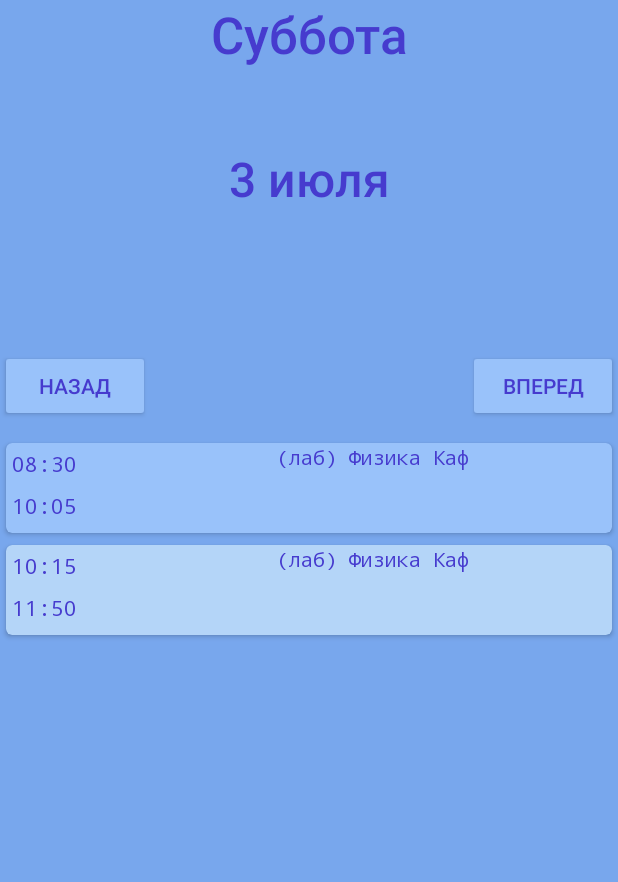
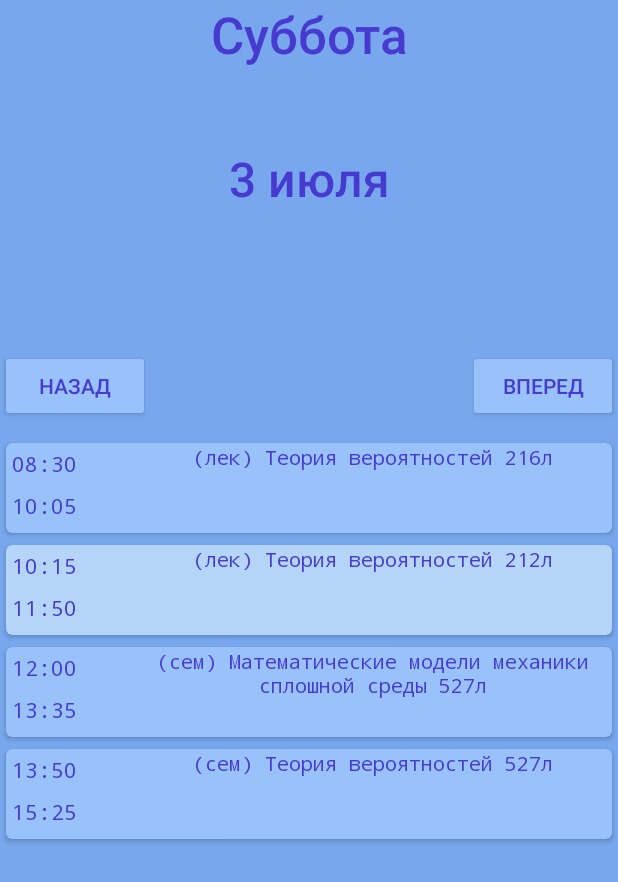
Before and after one commit to avelycure/MyTimetable, an Android app: the screen it shows after launch (MainActivity), on a phone screen of 412 x 824 dp. Shown: the top 882 px of the screen. Run offline under Robolectric (Android 15) with nearby library versions, the phone set to English and light mode, and no system bars.

Commit message:
Added new folders

```diff
--- a/app/src/main/java/com/bignerdranch/android/mytimetable/TimeTableFragment.java
+++ b/app/src/main/java/com/bignerdranch/android/mytimetable/TimeTableFragment.java
@@ -9,6 +9,8 @@ import androidx.recyclerview.widget.RecyclerView;
 import android.view.LayoutInflater;
 import android.view.View;
 import android.view.ViewGroup;
+
+import com.bignerdranch.android.mytimetable.util.AdapterForCards;
 
 
 public class TimeTableFragment extends Fragment {
--- a/app/src/main/java/com/bignerdranch/android/mytimetable/Timetable.java
+++ b/app/src/main/java/com/bignerdranch/android/mytimetable/Timetable.java
@@ -5,24 +5,21 @@ public class Timetable {
     public static String[] days = {"Понедельник","Вторник","Среда","Четверг","Пятница","Суббота","Воскресенье"};
     public static String[] months = {"января","февраля","марта","апреля","мая","июня","июля","августа","сентября","октября","ноября","декабря"};
     public static String[][] lessonsZn = {
-            {" ","(лек) Теория управления 216л","(сем) Физика 524л","(сем) Теория управления 525л","Французский язык Каф"},
-            {"(лек) Физика 216л","(лек) Методы оптимизации и вариационное исчисление 216л"," ","(лаб) Методы вычислений Каф"},
+            {" "," ", " ","(сем) Элективный курс по физической культуре и спорту Каф","(лек) Уравнения математической физики 544л","(лек) Уравнения математической физики 544л"},
+            {" "," ","(лек) Математические модели механики сплошной среды 216л", "(лек) Философия 544л"},
             {"ВК","ВК","ВК","ВК"},
-            {" "," ", "(сем) Элективный курс по физической культуре и спорту Каф","(сем) Русский язык и культура речи 525л",
-            "(лек) Теория вероятностей 216л","(сем) Теория вероятностей 1030л"},
-            {"(сем) Методы вычислений 527л", "(лек) Методы вычислений 216л","(сем) Методы оптимизации и вариационное исчисление 1032л",
-            "Элективный курс по физической культуре и спорту Каф"},
-            {"(лаб) Физика Каф", "(лаб) Физика Каф"},
+            {" "," ", " "," ","(сем) Уравнения математической физики 527л","(сем) Философия 527л"},
+            {"(сем) Методы вычислений 525л", "(лек) Методы вычислений 544л","(лаб) Методы вычислений Каф","(сем) Элективный курс по физической культуре и спорту Каф"},
+            {"(лек) Теория вероятностей 216л", "(лек) Теория вероятностей 212л", "(сем) Математические модели механики сплошной среды 527л", "(сем) Теория вероятностей 527л"},
             {}};
 
     public static String[][] lessonsCh = {
-            {"(лек) Русский язык и культура речи 1108л","(лек) Теория управления 216л","(лаб) Методы оптимизации и вариационное исчисление Каф",
-            "(сем) Теория управления 525л","Французский язык Каф"},
-            {"(лек) Физика 216л","(лек) Методы оптимизации и вариационное исчисление 216л"," ","(лаб) Методы вычислений Каф"},
+            {" "," "," ","Элективный курс по физической культуре и спорту Каф","(сем) Уравнения математической физики 1032л", "(лек) Уравнения математической физики 544л"},
+            {" "," ","(лек) Математические модели механики сплошной среды 216л", "(лек) Математические модели механики сплошной среды 544л"},
             {"ВК","ВК","ВК","ВК"},
-            {" "," ","(сем) Элективный курс по физической культуре и спорту Каф"," ","(лек) Теория вероятностей 216л","(сем) Теория вероятностей 1030л"},
-            {"(сем) Методы вычислений 527л", "(лек) Методы вычислений 216л","(сем) Методы оптимизации и вариационное исчисление 1032л","(сем) Элективный курс по физической культуре и спорту Каф"},
-            {},
+            {" "," ", " "," ","(сем) Уравнения математической физики 527л","(сем) Философия 527л"},
+            {"(сем) Методы вычислений 525л", "(лек) Методы вычислений 544л","(лаб) Методы вычислений Каф","(сем) Элективный курс по физической культуре и спорту Каф"},
+            {"(сем) Математические модели механики сплошной среды 525л", "(лек) Теория вероятностей 212л", "(сем) Математические модели механики сплошной среды 527л", "(сем) Теория вероятностей 527л"},
             {}};
         public static String[][] lessonsBegin = {{"08","30"},{"10","15"},{"12","00"},{"13","50"},{"15","40"},{"17","25"}};
     public static int[] lessonsBeginInMinute = {
--- a/app/src/main/java/com/bignerdranch/android/mytimetable/AdapterForCards.java
+++ b/app/src/main/java/com/bignerdranch/android/mytimetable/util/AdapterForCards.java
@@ -1,4 +1,4 @@
-package com.bignerdranch.android.mytimetable;
+package com.bignerdranch.android.mytimetable.util;
 
 import android.content.Context;
 import android.view.LayoutInflater;
@@ -8,6 +8,10 @@ import android.widget.TextView;
 
 import androidx.cardview.widget.CardView;
 import androidx.recyclerview.widget.RecyclerView;
+
+import com.bignerdranch.android.mytimetable.R;
+import com.bignerdranch.android.mytimetable.Time;
+import com.bignerdranch.android.mytimetable.Timetable;
 
 
 public class AdapterForCards extends RecyclerView.Adapter<AdapterForCards.CardViewHolder>{
--- a/app/src/main/java/com/bignerdranch/android/mytimetable/JSONHelper.java
+++ b/app/src/main/java/com/bignerdranch/android/mytimetable/util/JSONHelper.java
@@ -1,4 +1,4 @@
-package com.bignerdranch.android.mytimetable;
+package com.bignerdranch.android.mytimetable.util;
 
 import android.content.Context;
 import android.widget.TextView;
```
